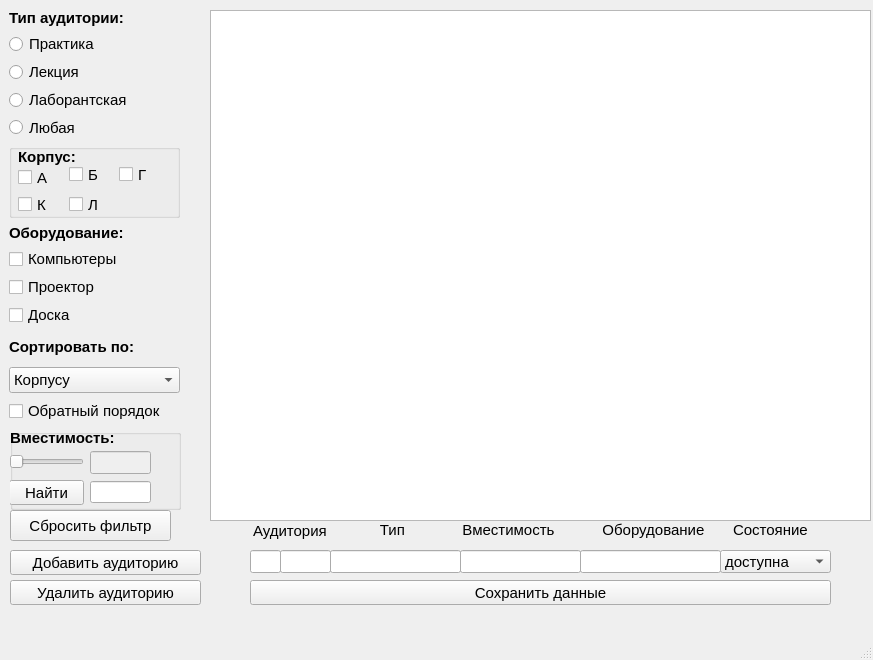
Qt form mainwindow.ui (kirill737/BookingApp) before a commit.
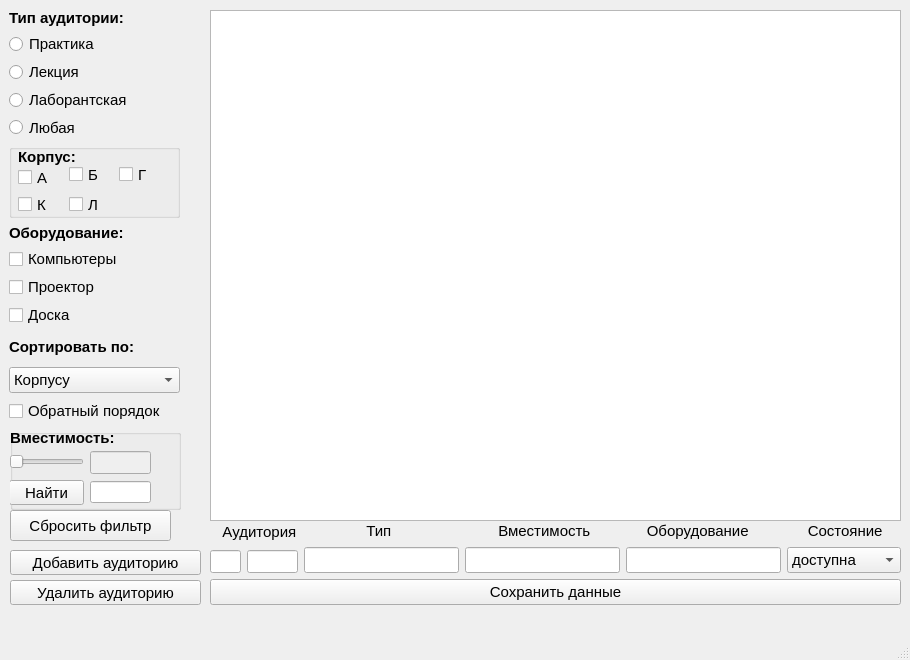
The same form after that commit.

```diff
--- a/mainwindow.ui
+++ b/mainwindow.ui
@@ -6,7 +6,7 @@
    <rect>
     <x>0</x>
     <y>0</y>
-    <width>873</width>
+    <width>910</width>
     <height>660</height>
    </rect>
   </property>
@@ -18,13 +18,13 @@
   </property>
   <property name="minimumSize">
    <size>
-    <width>800</width>
-    <height>600</height>
+    <width>910</width>
+    <height>660</height>
    </size>
   </property>
   <property name="maximumSize">
    <size>
-    <width>900</width>
+    <width>910</width>
     <height>660</height>
    </size>
   </property>
@@ -37,7 +37,7 @@
      <rect>
       <x>210</x>
       <y>10</y>
-      <width>661</width>
+      <width>691</width>
       <height>511</height>
      </rect>
     </property>
@@ -259,231 +259,6 @@
      </item>
     </layout>
    </widget>
-   <widget class="QLabel" name="label_6">
-    <property name="geometry">
-     <rect>
-      <x>253</x>
-      <y>521</y>
-      <width>91</width>
-      <height>20</height>
-     </rect>
-    </property>
-    <property name="font">
-     <font>
-      <family>Arial</family>
-      <pointsize>11</pointsize>
-     </font>
-    </property>
-    <property name="text">
-     <string>Аудитория</string>
-    </property>
-   </widget>
-   <widget class="QLabel" name="label_7">
-    <property name="geometry">
-     <rect>
-      <x>330</x>
-      <y>520</y>
-      <width>121</width>
-      <height>20</height>
-     </rect>
-    </property>
-    <property name="font">
-     <font>
-      <family>Arial</family>
-      <pointsize>11</pointsize>
-     </font>
-    </property>
-    <property name="text">
-     <string>            Тип</string>
-    </property>
-   </widget>
-   <widget class="QLabel" name="label_8">
-    <property name="geometry">
-     <rect>
-      <x>450</x>
-      <y>520</y>
-      <width>141</width>
-      <height>20</height>
-     </rect>
-    </property>
-    <property name="font">
-     <font>
-      <family>Arial</family>
-      <pointsize>11</pointsize>
-     </font>
-    </property>
-    <property name="text">
-     <string>   Вместимость</string>
-    </property>
-   </widget>
-   <widget class="QLabel" name="label_9">
-    <property name="geometry">
-     <rect>
-      <x>590</x>
-      <y>520</y>
-      <width>141</width>
-      <height>20</height>
-     </rect>
-    </property>
-    <property name="font">
-     <font>
-      <family>Arial</family>
-      <pointsize>11</pointsize>
-     </font>
-    </property>
-    <property name="text">
-     <string>   Оборудование</string>
-    </property>
-   </widget>
-   <widget class="QLabel" name="label_10">
-    <property name="geometry">
-     <rect>
-      <x>733</x>
-      <y>521</y>
-      <width>101</width>
-      <height>17</height>
-     </rect>
-    </property>
-    <property name="font">
-     <font>
-      <family>Arial</family>
-      <pointsize>11</pointsize>
-     </font>
-    </property>
-    <property name="text">
-     <string>Состояние</string>
-    </property>
-   </widget>
-   <widget class="QLineEdit" name="lineEdit_valAudBuild">
-    <property name="geometry">
-     <rect>
-      <x>250</x>
-      <y>550</y>
-      <width>31</width>
-      <height>23</height>
-     </rect>
-    </property>
-    <property name="font">
-     <font>
-      <family>Arial</family>
-      <pointsize>11</pointsize>
-     </font>
-    </property>
-   </widget>
-   <widget class="QLineEdit" name="lineEdit_valType">
-    <property name="geometry">
-     <rect>
-      <x>330</x>
-      <y>550</y>
-      <width>131</width>
-      <height>23</height>
-     </rect>
-    </property>
-    <property name="font">
-     <font>
-      <family>Arial</family>
-      <pointsize>11</pointsize>
-     </font>
-    </property>
-   </widget>
-   <widget class="QLineEdit" name="lineEdit_valCap">
-    <property name="geometry">
-     <rect>
-      <x>460</x>
-      <y>550</y>
-      <width>121</width>
-      <height>23</height>
-     </rect>
-    </property>
-    <property name="font">
-     <font>
-      <family>Arial</family>
-      <pointsize>11</pointsize>
-     </font>
-    </property>
-   </widget>
-   <widget class="QLineEdit" name="lineEdit_valEquip">
-    <property name="geometry">
-     <rect>
-      <x>580</x>
-      <y>550</y>
-      <width>141</width>
-      <height>23</height>
-     </rect>
-    </property>
-    <property name="font">
-     <font>
-      <family>Arial</family>
-      <pointsize>11</pointsize>
-     </font>
-    </property>
-   </widget>
-   <widget class="QComboBox" name="comboBox_valStatus">
-    <property name="geometry">
-     <rect>
-      <x>720</x>
-      <y>550</y>
-      <width>111</width>
-      <height>23</height>
-     </rect>
-    </property>
-    <property name="font">
-     <font>
-      <family>Arial</family>
-      <pointsize>11</pointsize>
-     </font>
-    </property>
-    <item>
-     <property name="text">
-      <string>доступна</string>
-     </property>
-    </item>
-    <item>
-     <property name="text">
-      <string>в ремонте</string>
-     </property>
-    </item>
-    <item>
-     <property name="text">
-      <string>не доступна</string>
-     </property>
-    </item>
-   </widget>
-   <widget class="QPushButton" name="pushButtonSaveInfo">
-    <property name="geometry">
-     <rect>
-      <x>250</x>
-      <y>580</y>
-      <width>581</width>
-      <height>25</height>
-     </rect>
-    </property>
-    <property name="font">
-     <font>
-      <family>Arial</family>
-      <pointsize>11</pointsize>
-     </font>
-    </property>
-    <property name="text">
-     <string>Сохранить данные</string>
-    </property>
-   </widget>
-   <widget class="QLineEdit" name="lineEdit_valAudNumber">
-    <property name="geometry">
-     <rect>
-      <x>280</x>
-      <y>550</y>
-      <width>51</width>
-      <height>23</height>
-     </rect>
-    </property>
-    <property name="font">
-     <font>
-      <family>Arial</family>
-      <pointsize>11</pointsize>
-     </font>
-    </property>
-   </widget>
    <widget class="QPushButton" name="pushButtonShowAll">
     <property name="geometry">
      <rect>
@@ -776,6 +551,223 @@
      </property>
     </widget>
    </widget>
+   <widget class="QWidget" name="">
+    <property name="geometry">
+     <rect>
+      <x>210</x>
+      <y>520</y>
+      <width>691</width>
+      <height>85</height>
+     </rect>
+    </property>
+    <layout class="QVBoxLayout" name="verticalLayout_11">
+     <item>
+      <layout class="QHBoxLayout" name="horizontalLayout_2">
+       <item>
+        <layout class="QVBoxLayout" name="verticalLayout_10">
+         <item>
+          <widget class="QLabel" name="label_6">
+           <property name="font">
+            <font>
+             <family>Arial</family>
+             <pointsize>11</pointsize>
+            </font>
+           </property>
+           <property name="text">
+            <string>   Аудитория</string>
+           </property>
+          </widget>
+         </item>
+         <item>
+          <layout class="QHBoxLayout" name="horizontalLayout">
+           <item>
+            <widget class="QLineEdit" name="lineEdit_valAudBuild">
+             <property name="minimumSize">
+              <size>
+               <width>31</width>
+               <height>23</height>
+              </size>
+             </property>
+             <property name="maximumSize">
+              <size>
+               <width>31</width>
+               <height>23</height>
+              </size>
+             </property>
+             <property name="font">
+              <font>
+               <family>Arial</family>
+               <pointsize>11</pointsize>
+              </font>
+             </property>
+            </widget>
+           </item>
+           <item>
+            <widget class="QLineEdit" name="lineEdit_valAudNumber">
+             <property name="minimumSize">
+              <size>
+               <width>51</width>
+               <height>23</height>
+              </size>
+             </property>
+             <property name="maximumSize">
+              <size>
+               <width>51</width>
+               <height>23</height>
+              </size>
+             </property>
+             <property name="font">
+              <font>
+               <family>Arial</family>
+               <pointsize>11</pointsize>
+              </font>
+             </property>
+            </widget>
+           </item>
+          </layout>
+         </item>
+        </layout>
+       </item>
+       <item>
+        <layout class="QVBoxLayout" name="verticalLayout_9">
+         <item>
+          <widget class="QLabel" name="label_7">
+           <property name="font">
+            <font>
+             <family>Arial</family>
+             <pointsize>11</pointsize>
+            </font>
+           </property>
+           <property name="text">
+            <string>               Тип</string>
+           </property>
+          </widget>
+         </item>
+         <item>
+          <widget class="QLineEdit" name="lineEdit_valType">
+           <property name="font">
+            <font>
+             <family>Arial</family>
+             <pointsize>11</pointsize>
+            </font>
+           </property>
+          </widget>
+         </item>
+        </layout>
+       </item>
+       <item>
+        <layout class="QVBoxLayout" name="verticalLayout_8">
+         <item>
+          <widget class="QLabel" name="label_8">
+           <property name="font">
+            <font>
+             <family>Arial</family>
+             <pointsize>11</pointsize>
+            </font>
+           </property>
+           <property name="text">
+            <string>        Вместимость</string>
+           </property>
+          </widget>
+         </item>
+         <item>
+          <widget class="QLineEdit" name="lineEdit_valCap">
+           <property name="font">
+            <font>
+             <family>Arial</family>
+             <pointsize>11</pointsize>
+            </font>
+           </property>
+          </widget>
+         </item>
+        </layout>
+       </item>
+       <item>
+        <layout class="QVBoxLayout" name="verticalLayout_7">
+         <item>
+          <widget class="QLabel" name="label_9">
+           <property name="font">
+            <font>
+             <family>Arial</family>
+             <pointsize>11</pointsize>
+            </font>
+           </property>
+           <property name="text">
+            <string>     Оборудование</string>
+           </property>
+          </widget>
+         </item>
+         <item>
+          <widget class="QLineEdit" name="lineEdit_valEquip">
+           <property name="font">
+            <font>
+             <family>Arial</family>
+             <pointsize>11</pointsize>
+            </font>
+           </property>
+          </widget>
+         </item>
+        </layout>
+       </item>
+       <item>
+        <layout class="QVBoxLayout" name="verticalLayout_3">
+         <item>
+          <widget class="QLabel" name="label_10">
+           <property name="font">
+            <font>
+             <family>Arial</family>
+             <pointsize>11</pointsize>
+            </font>
+           </property>
+           <property name="text">
+            <string>     Состояние</string>
+           </property>
+          </widget>
+         </item>
+         <item>
+          <widget class="QComboBox" name="comboBox_valStatus">
+           <property name="font">
+            <font>
+             <family>Arial</family>
+             <pointsize>11</pointsize>
+            </font>
+           </property>
+           <item>
+            <property name="text">
+             <string>доступна</string>
+            </property>
+           </item>
+           <item>
+            <property name="text">
+             <string>в ремонте</string>
+            </property>
+           </item>
+           <item>
+            <property name="text">
+             <string>не доступна</string>
+            </property>
+           </item>
+          </widget>
+         </item>
+        </layout>
+       </item>
+      </layout>
+     </item>
+     <item>
+      <widget class="QPushButton" name="pushButtonSaveInfo">
+       <property name="font">
+        <font>
+         <family>Arial</family>
+         <pointsize>11</pointsize>
+        </font>
+       </property>
+       <property name="text">
+        <string>Сохранить данные</string>
+       </property>
+      </widget>
+     </item>
+    </layout>
+   </widget>
   </widget>
   <widget class="QMenuBar" name="menubar">
    <property name="geometry">
```
Left out of the diff: 2 changed lines with no effect on the pictures.
